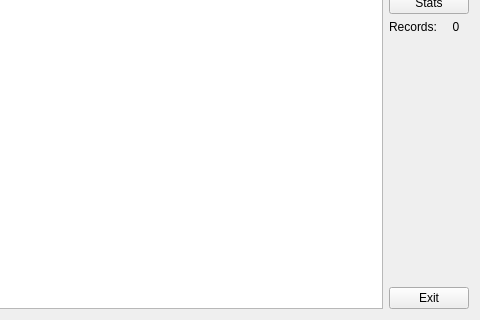
Above: accounting_sql/mainwindow.ui from streamx3/ltr-acc before the change; both pictures show x 182 to 662 and y 131 to 451 of the 662 by 451 pixel window. Below: the same form after it.
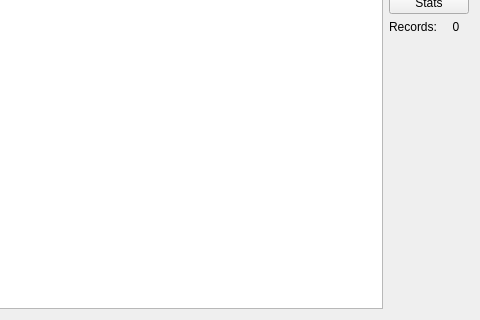
That is the form after the change. Icons and pictures are not drawn.

Commit message: * Alignment - Removed exit button

Patch:
```diff
--- a/accounting_sql/mainwindow.ui
+++ b/accounting_sql/mainwindow.ui
@@ -125,13 +125,6 @@
         </property>
        </spacer>
       </item>
-      <item>
-       <widget class="QPushButton" name="ExitButton">
-        <property name="text">
-         <string>Exit</string>
-        </property>
-       </widget>
-      </item>
      </layout>
     </item>
    </layout>
```
The commit also changes 6 other files.
